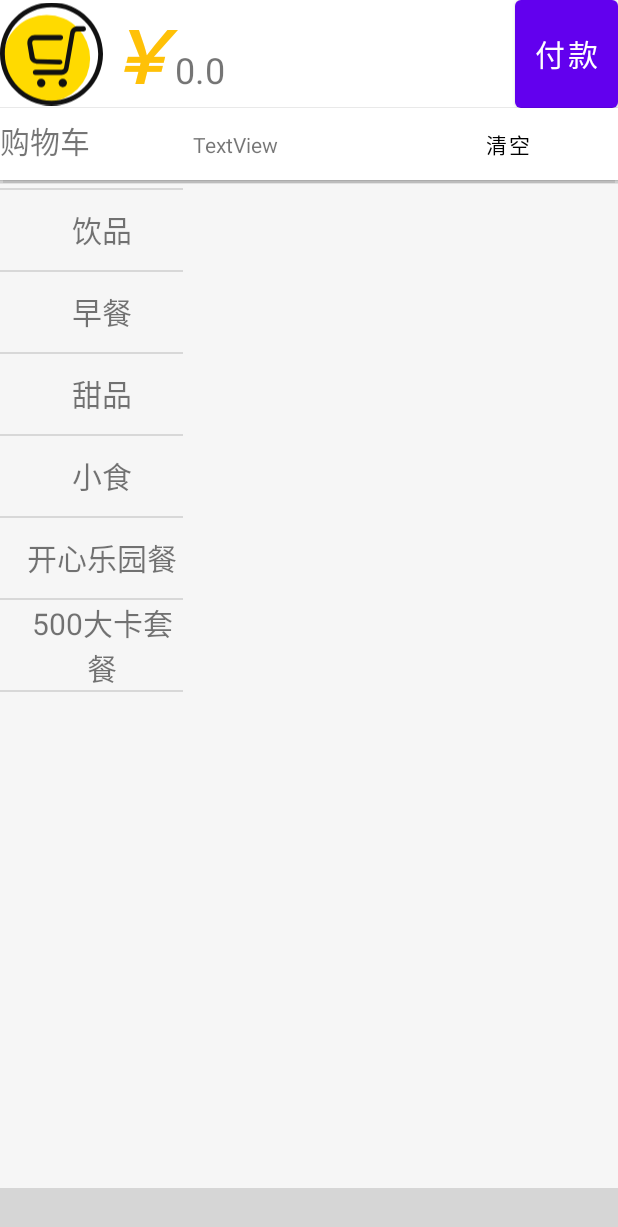
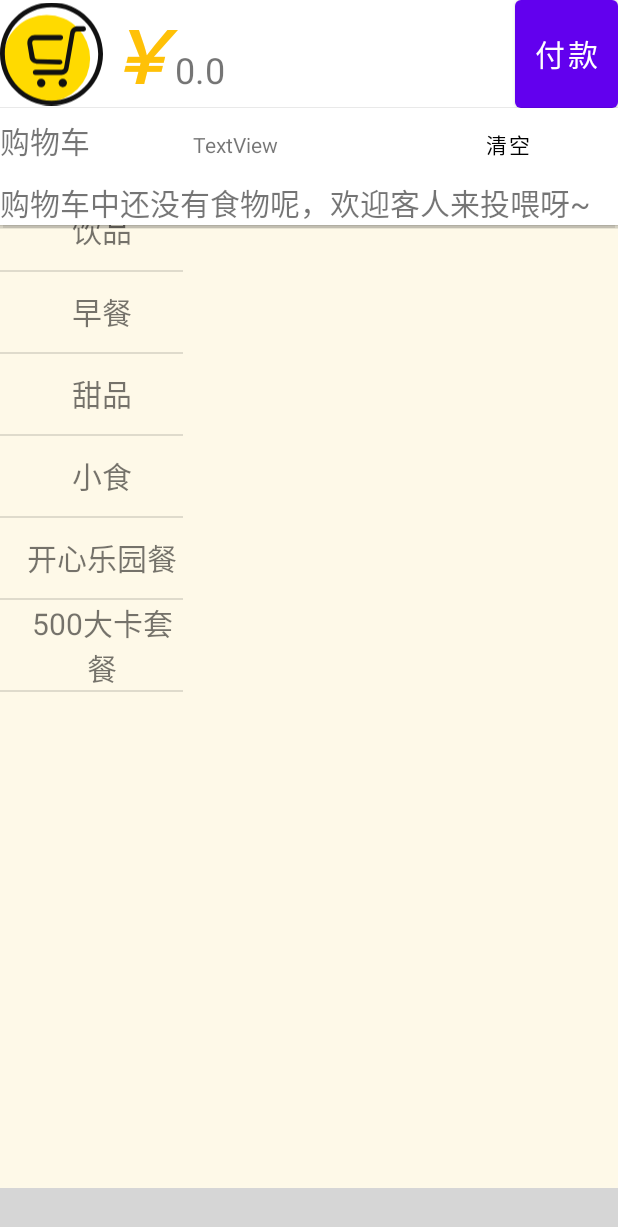
Before and after one commit to tankofpacer/Order, an Android app: the DishMenuFragment screen opened directly, with no data from a screen before it, after a tap on an icon or button, on a phone screen of 412 x 824 dp. Shown: the top 1227 px of the screen. Run offline under Robolectric (Android 15) with nearby library versions, the phone set to English and light mode, and no system bars; our stand-ins replace Room's generated code; libraries missing offline, so code that uses them is left out: com.ashokvarma.bottomnavigation, com.hjq.xtoast, se.emilsjolander.stickylistheaders; plain views replace BottomNavigationBar, StickyListHeadersListView; 11 statements that could not run were skipped; grey boxes are pictures that could not be loaded.

Commit message:
整合购物车部分&修bug

```diff
--- a/app/src/main/java/com/example/Android_bigWork/Adapters/ShoppingCarAdapter.java
+++ b/app/src/main/java/com/example/Android_bigWork/Adapters/ShoppingCarAdapter.java
@@ -18,9 +18,17 @@ import com.example.Android_bigWork.Entity.UserDish;
 import com.example.Android_bigWork.Fragments.DishMenuFragment;
 import com.example.Android_bigWork.R;
 
+import java.security.AlgorithmConstraints;
 import java.util.ArrayList;
 
-public class ShoppingCarAdapter extends RecyclerView.Adapter<ShoppingCarAdapter.ShoppingItemViewHolder> {
+
+/**
+ * @Type ShoppingCarAdapter
+ * @Desc 购物车 RecyclerView的适配器。注意这里的写法：若列表itemCount==0，设置ViewType为空。利用继承关系，根据ViewType，返回不同的ViewHolder。只有当返回我们自己的ViewHolder时，才设置对应视图。
+ * @author lsw
+ * @version
+ */
+public class ShoppingCarAdapter extends RecyclerView.Adapter<RecyclerView.ViewHolder> {
 
     private static final String TAG = "my";
     ArrayList<UserDish> userDishList;
@@ -28,6 +36,9 @@ public class ShoppingCarAdapter extends RecyclerView.Adapter<ShoppingCarAdapter.
     Resources resources;
     DishMenuFragment dishMenuFragment;
     Context context;
+    // viewType: 1--normal item, 0--empty item
+    public static final int VIEW_TYPE_ITEM = 1;
+    public static final int VIEW_TYPE_EMPTY = 0;
 
     public ShoppingCarAdapter(Context context, DishMenuFragment dishMenuFragment, ArrayList<UserDish> userDishList, ArrayList<Dish> dishList) {
         this.userDishList = userDishList;
@@ -41,12 +52,17 @@ public class ShoppingCarAdapter extends RecyclerView.Adapter<ShoppingCarAdapter.
 
     @NonNull
     @Override
-    public ShoppingItemViewHolder onCreateViewHolder(@NonNull ViewGroup parent, int viewType) {
+    public RecyclerView.ViewHolder onCreateViewHolder(@NonNull ViewGroup parent, int viewType) {
+        // 在这里根据不同的viewType进行引入不同的布局
+        if (viewType == VIEW_TYPE_EMPTY) {
+            View emptyView = LayoutInflater.from(parent.getContext()).inflate(R.layout.shopping_car_empty, parent, false);
+            return new RecyclerView.ViewHolder(emptyView){};
+        }
         LayoutInflater layoutInflater = LayoutInflater.from(parent.getContext());
         // 设定列表项的布局
         View itemView = layoutInflater.inflate(R.layout.item_user_dish, parent, false);
         final ShoppingItemViewHolder holder = new ShoppingItemViewHolder(itemView);
-        // TODO: 2022/10/14 设置监听器
+        // 设置监听器
         // 加号事件
         holder.add.setOnClickListener(v -> {
             UserDish userDish=(UserDish) holder.itemView.getTag(R.id.tagForUserDish);
@@ -88,23 +104,46 @@ public class ShoppingCarAdapter extends RecyclerView.Adapter<ShoppingCarAdapter.
     }
 
     @Override
-    public void onBindViewHolder(@NonNull ShoppingItemViewHolder holder, int position) {
-        final UserDish userDish = userDishList.get(position);
-        // 设置Tag，给onCreateViewHolder方法提供数据操作对象
-        holder.itemView.setTag(R.id.tagForUserDish,userDish);
-        // 设置视图
-        holder.name.setText(userDish.getName());
-        holder.price.setText(String.valueOf(userDish.getPrice()));
-        holder.count.setText(String.valueOf(userDish.getCount()));
-        holder.customText.setText(userDish.getCustomText());
-        holder.img.setImageResource(resources.getIdentifier("dish_" + userDish.getGID(), "drawable", "com.example.Android_bigWork"));
+    public void onBindViewHolder(@NonNull RecyclerView.ViewHolder holder, int position) {
+        if(holder instanceof ShoppingItemViewHolder){
+            ShoppingItemViewHolder hd=(ShoppingItemViewHolder)holder;
+            final UserDish userDish = userDishList.get(position);
+            // 设置Tag，给onCreateViewHolder方法提供数据操作对象
+            holder.itemView.setTag(R.id.tagForUserDish,userDish);
+            // 设置视图
+            hd.name.setText(userDish.getName());
+            hd.price.setText(String.valueOf(userDish.getPrice()));
+            hd.count.setText(String.valueOf(userDish.getCount()));
+            hd.customText.setText(userDish.getCustomText());
+            hd.img.setImageResource(resources.getIdentifier("dish_" + userDish.getGID(), "drawable", "com.example.Android_bigWork"));
 //        Log.d(TAG, "onBindViewHolder: " + position + "--userDish:" + userDish.getName());
+        }
     }
+
+
+//    @Override
+//    public void onBindViewHolder(@NonNull ShoppingItemViewHolder holder, int position) {
+//
+//    }
 
     @Override
     public int getItemCount() {
         Log.d(TAG, "getItemCount: " + userDishList.size());
+        // 列表为空返回 1 是为了显示 empty view，若为0，则不会显示任何对象
+        if(userDishList.size()==0){
+            return 1;
+        }
         return userDishList.size();
+    }
+
+    @Override
+    public int getItemViewType(int position) {
+        Log.d(TAG, "getItemViewType: "+userDishList.size());
+        if(userDishList.size()==0){
+            return VIEW_TYPE_EMPTY;
+        }else {
+            return VIEW_TYPE_ITEM;
+        }
     }
 
     /**
--- a/app/src/main/java/com/example/Android_bigWork/Database/PersonDao.java
+++ b/app/src/main/java/com/example/Android_bigWork/Database/PersonDao.java
@@ -4,22 +4,21 @@ import androidx.room.Dao;
 import androidx.room.Delete;
 import androidx.room.Insert;
 import androidx.room.Query;
-import androidx.room.Update;
 
-import com.example.Android_bigWork.Entity.PersonEntity;
+import com.example.Android_bigWork.Entity.Person;
 
 import java.util.List;
 
 @Dao //Dao的声明
 public interface PersonDao {
     @Query("SELECT * FROM person_table")
-    List<PersonEntity> getAll();
+    List<Person> getAll();
 
     @Insert
-    void insert(PersonEntity personEntity);
+    void insert(Person person);
 
     @Delete
-    void delete(PersonEntity personEntity);
+    void delete(Person person);
 
     /**
      * 登录检测（使用用户名和密码的组合）
@@ -30,7 +29,7 @@ public interface PersonDao {
      * @commit
      */
     @Query("SELECT * FROM person_table WHERE username = :username and password = :password ")
-    PersonEntity checkLogin(String username, String password);
+    Person checkLogin(String username, String password);
 
     /**
      * 登录检测（使用电话号码和密码的组合）
@@ -41,7 +40,7 @@ public interface PersonDao {
      * @commit
      */
     @Query("SELECT * FROM person_table WHERE phoneNumber = :phoneNumber and password = :password ")
-    PersonEntity checkLoginByPhoneNumber(long phoneNumber, String password);
+    Person checkLoginByPhoneNumber(long phoneNumber, String password);
 
     /**
      * 检测用户名是否存在
@@ -52,7 +51,7 @@ public interface PersonDao {
      * @commit
      */
     @Query("SELECT * FROM person_table WHERE username = :username")
-    PersonEntity checkUsername(String username);
+    Person checkUsername(String username);
 
     /**
      * 检测电话号码是否存在
@@ -63,7 +62,7 @@ public interface PersonDao {
      * @commit
      */
     @Query("SELECT * FROM person_table WHERE phoneNumber = :phoneNumber")
-    PersonEntity checkPhoneNumber(long phoneNumber);
+    Person checkPhoneNumber(long phoneNumber);
 
     /**
      * 修改密码
@@ -87,7 +86,7 @@ public interface PersonDao {
      * @commit
      */
     @Query("SELECT * FROM person_table WHERE username = :username")
-    PersonEntity queryPerson(String username);
+    Person queryPerson(String username);
 
 
 }
--- a/app/src/main/java/com/example/Android_bigWork/Entity/Dish.java
+++ b/app/src/main/java/com/example/Android_bigWork/Entity/Dish.java
@@ -11,7 +11,7 @@ public class Dish {
     private int GID;    // 菜品在菜单上的唯一编号
     private String name;    // 菜品名
     private String description; // 菜品描述
-    private double price;   // 价格
+    private double price;   // 价格(单价)
     private String category;    // 分类类名
     private int CID;    // 分类编号
     private boolean customizable;   // 是否支持定制需求
--- a/app/src/main/java/com/example/Android_bigWork/Fragments/DishMenuFragment.java
+++ b/app/src/main/java/com/example/Android_bigWork/Fragments/DishMenuFragment.java
@@ -48,8 +48,9 @@ import com.example.Android_bigWork.Utils.BaseDialog;
 import com.example.Android_bigWork.Utils.PayPasswordDialog;
 import com.example.Android_bigWork.Utils.RelativePopupWindow;
 import com.example.Android_bigWork.Utils.StringUtil;
-import com.example.Android_bigWork.ViewModels.DetailViewModel;
+import com.example.Android_bigWork.ViewModels.DishMenu;
 import com.hjq.xtoast.XToast;
+
 
 import java.util.ArrayList;
 
@@ -58,11 +59,15 @@ import se.emilsjolander.stickylistheaders.StickyListHeadersListView;
 public class DishMenuFragment extends Fragment {
 
     private final String TAG = "my";
-    private DetailViewModel mViewModel;
+    private DishMenu mViewModel;
     private StickyListHeadersListView stickyListView;
     private ListView listView;
     LinearLayout shoppingCar;
     Button payment;
+    private String userName;
+    public boolean showEmpty;
+    double total;
+
 
     //for test
     private ArrayList<Dish> dishList;
@@ -107,10 +112,11 @@ public class DishMenuFragment extends Fragment {
     @Override
     public void onViewCreated(@NonNull View view, @Nullable Bundle savedInstanceState) {
         super.onViewCreated(view, savedInstanceState);
+        // TODO: Use the ViewModel
         // init ViewModel
-        mViewModel = new ViewModelProvider(this).get(DetailViewModel.class);
+//        mViewModel = new ViewModelProvider(this).get(DishMenu.class);
         userDishList = new ArrayList<>();
-        // TODO: Use the ViewModel
+        total = 0;
 
         // bind Views
         bindViews(view);
@@ -185,7 +191,7 @@ public class DishMenuFragment extends Fragment {
                     new PayPasswordDialog.Builder(requireActivity())
                             .setTitle(R.string.pay_title)
                             .setSubTitle(R.string.pay_sub_title)
-                            .setMoney(getRString(R.string.pay_money) + " " + String.valueOf(price))//TODO: 设置订单金额
+                            .setMoney(StringUtil.getSSMoney(total,72))//TODO: 设置订单金额
                             .setAutoDismiss(true)//支付满6位自动关闭
                             .setListener(new PayPasswordDialog.OnListener() {
                                 @Override
@@ -253,6 +259,8 @@ public class DishMenuFragment extends Fragment {
 
         // 初始化购物车已购金额
         setShoppingCarAccount(0);
+        // 初始化投喂文本为显示状态
+        showEmpty = true;
         // 购物车栏点击事件
         shoppingCar.setOnClickListener(new View.OnClickListener() {
             @Override
@@ -286,6 +294,7 @@ public class DishMenuFragment extends Fragment {
             total += ud.getPrice();
         }
         setShoppingCarAccount(total);
+        this.total = total;
     }
 
     /**
@@ -417,8 +426,17 @@ public class DishMenuFragment extends Fragment {
         Log.d(TAG, "showShoppingCar: X,Y=" + offsetX + "," + offsetY);
         // "清空"按钮点击事件
         button.setOnClickListener(v -> {
-            // TODO: 清空购物车
             Log.d(TAG, "onClick: 清空");
+            userDishList.clear();
+            for (Dish dish :
+                    dishList) {
+                if (dish.getCount() > 0) {
+                    dish.setCount(0);
+                }
+            }
+            ((FoodStickyAdapter) stickyListView.getAdapter()).notifyDataSetChanged();
+            shoppingList.getAdapter().notifyDataSetChanged();
+            updateShoppingCarAccount();
         });
     }
 
@@ -460,7 +478,7 @@ public class DishMenuFragment extends Fragment {
 //        // 设置按钮的点击事件
 //        Button button = contentView.findViewById(R.id.clear_shopping);
 //        button.setOnClickListener(v -> {
-//            // TODO: 清空购物车
+//            // 清空购物车
 //            Log.d(TAG, "onClick: 清空");
 //        });
 //        popupWindow = new PopupWindow(contentView,
--- a/app/src/main/res/layout/fragment_detail.xml
+++ b/app/src/main/res/layout/fragment_detail.xml
@@ -65,7 +65,7 @@
             android:id="@+id/lists"
             android:layout_width="match_parent"
             android:layout_height="0dp"
-            android:background="@color/grey_background_fill"
+            android:background="@color/light_golden"
             android:orientation="horizontal"
             app:layout_constraintBottom_toBottomOf="parent"
             app:layout_constraintEnd_toEndOf="parent"
@@ -77,6 +77,7 @@
                 android:layout_width="0dp"
                 android:layout_height="match_parent"
                 android:layout_weight="1.6"
+                android:background="@color/light_golden"
                 android:scrollbars="none" />
 
             <se.emilsjolander.stickylistheaders.StickyListHeadersListView
--- a/app/src/main/res/layout/popupwindow_shopping_car.xml
+++ b/app/src/main/res/layout/popupwindow_shopping_car.xml
@@ -1,6 +1,7 @@
 <?xml version="1.0" encoding="utf-8"?>
 <androidx.constraintlayout.widget.ConstraintLayout xmlns:android="http://schemas.android.com/apk/res/android"
     xmlns:app="http://schemas.android.com/apk/res-auto"
+    xmlns:tools="http://schemas.android.com/tools"
     android:layout_width="match_parent"
     android:layout_height="wrap_content"
     android:orientation="vertical">
@@ -59,4 +60,5 @@
         app:layout_constraintStart_toStartOf="parent"
         app:layout_constraintTop_toBottomOf="@+id/shopping_top_bar"
         app:layout_constraintVertical_bias="0.0" />
+
 </androidx.constraintlayout.widget.ConstraintLayout>
--- /dev/null
+++ b/app/src/main/res/layout/shopping_car_empty.xml
@@ -0,0 +1,13 @@
+<?xml version="1.0" encoding="utf-8"?>
+<LinearLayout xmlns:android="http://schemas.android.com/apk/res/android"
+    android:layout_width="match_parent"
+    android:layout_height="wrap_content">
+
+    <TextView
+        android:id="@+id/tv_empty"
+        android:layout_width="match_parent"
+        android:layout_height="wrap_content"
+        android:layout_weight="1"
+        android:text="@string/shopping_car_wait_for_adding"
+        android:textSize="20sp" />
+</LinearLayout>
--- a/app/src/main/res/values/colors.xml
+++ b/app/src/main/res/values/colors.xml
@@ -102,4 +102,5 @@
     <color name="grey_background_fill">#F6F6F6</color>
     <color name="Ensborough">#DCDCDC</color>
     <color name="category_header_background">#FAE47A</color>
+    <color name="light_golden">#FEF9E8</color>
 </resources>
--- a/app/src/main/res/values/strings.xml
+++ b/app/src/main/res/values/strings.xml
@@ -11,6 +11,8 @@
     <string name="buttomAdd">加入购物车</string>
     <string name="buttonSub">从购物车去除</string>
     <string name="hello_blank_fragment" translatable="false">Hello blank fragment</string>
+    <string name="pay_title" translatable="false">请输入支付密码</string>
+    <string name="defaultValue">默认</string>
 
     <!--    商品信息    -->
     <string name="dish_1" translatable="false">巨无霸</string>
@@ -327,7 +329,7 @@
     <string name="confirm">确认</string>
     <string name="cancel">取消</string>
 
-
+    <!--自定义口味-->
     <string name="spicyDegree">辣度</string>
     <string name="spicy_1">不辣</string>
     <string name="spicy_2">微辣</string>
@@ -338,9 +340,9 @@
     <string name="sweet_2">3分甜</string>
     <string name="sweet_3">7分甜</string>
     <string name="sweet_4">10分甜</string>
+    <string name="shopping_car_wait_for_adding">购物车中还没有食物呢，欢迎客人来投喂呀~</string>
 
     <!--    支付页面提示字段-->
-    <string name="pay_title" translatable="false">请输入支付密码</string>
     <string name="pay_sub_title">支付给兰苑食堂</string>
     <string name="pay_money">￥</string>
     <string name="pay_success">支付成功</string>
```
Also changed, not shown: app/build.gradle (+5 -2 lines), app/src/main/java/com/example/Android_bigWork/Adapters/FoodStickyAdapter.java (+40 -5 lines), app/src/main/java/com/example/Android_bigWork/Utils/StringUtil.java (+24 -7 lines).
